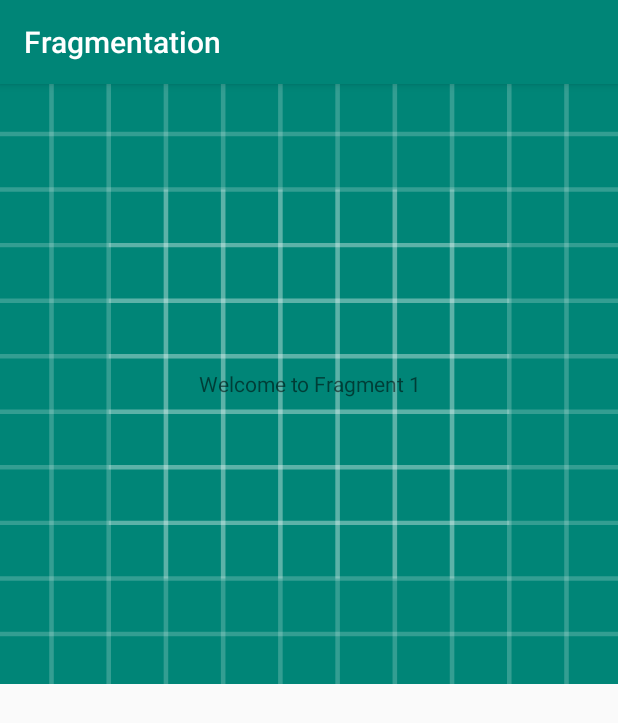
After one commit to UtkrishtaBhattarai/Fragmentation, an Android app: the fragment firstFragment shown on its own in the app's theme, on a phone screen of 412 x 824 dp. The commit adds this screen. Shown: the top 723 px of the screen. Run offline under Robolectric (Android 15) with nearby library versions, the phone set to English and light mode, and no system bars.

Commit message:
Making two fragments

```diff
--- a/app/build.gradle
+++ b/app/build.gradle
@@ -23,6 +23,7 @@ dependencies {
     implementation fileTree(dir: 'libs', include: ['*.jar'])
     implementation 'androidx.appcompat:appcompat:1.0.2'
     implementation 'androidx.constraintlayout:constraintlayout:1.1.3'
+    implementation 'androidx.legacy:legacy-support-v4:1.0.0'
     testImplementation 'junit:junit:4.12'
     androidTestImplementation 'androidx.test.ext:junit:1.1.0'
     androidTestImplementation 'androidx.test.espresso:espresso-core:3.1.1'
--- a/app/src/main/AndroidManifest.xml
+++ b/app/src/main/AndroidManifest.xml
@@ -1,6 +1,6 @@
 <?xml version="1.0" encoding="utf-8"?>
 <manifest xmlns:android="http://schemas.android.com/apk/res/android"
-    package="com.example.fragmentation" >
+    package="com.example.fragmentation">
 
     <application
         android:allowBackup="true"
@@ -8,8 +8,8 @@
         android:label="@string/app_name"
         android:roundIcon="@mipmap/ic_launcher_round"
         android:supportsRtl="true"
-        android:theme="@style/AppTheme" >
-        <activity android:name=".MainActivity" >
+        android:theme="@style/AppTheme">
+        <activity android:name=".MainActivity">
             <intent-filter>
                 <action android:name="android.intent.action.MAIN" />
 
--- /dev/null
+++ b/app/src/main/java/com/example/fragmentation/fragments/firstFragment.java
@@ -0,0 +1,32 @@
+package com.example.fragmentation.fragments;
+
+
+import android.os.Bundle;
+
+import androidx.fragment.app.Fragment;
+
+import android.view.LayoutInflater;
+import android.view.View;
+import android.view.ViewGroup;
+
+import com.example.fragmentation.R;
+
+/**
+ * A simple {@link Fragment} subclass.
+ */
+public class firstFragment extends Fragment {
+
+
+    public firstFragment() {
+        // Required empty public constructor
+    }
+
+
+    @Override
+    public View onCreateView(LayoutInflater inflater, ViewGroup container,
+                             Bundle savedInstanceState) {
+        // Inflate the layout for this fragment
+        return inflater.inflate(R.layout.fragment_first, container, false);
+    }
+
+}
--- a/app/src/main/res/drawable/ic_launcher_background.xml
+++ b/app/src/main/res/drawable/ic_launcher_background.xml
@@ -1,74 +1,170 @@
 <?xml version="1.0" encoding="utf-8"?>
-<vector
+<vector xmlns:android="http://schemas.android.com/apk/res/android"
+    android:width="108dp"
     android:height="108dp"
-    android:width="108dp"
-    android:viewportHeight="108"
     android:viewportWidth="108"
-    xmlns:android="http://schemas.android.com/apk/res/android">
-    <path android:fillColor="#008577"
-          android:pathData="M0,0h108v108h-108z"/>
-    <path android:fillColor="#00000000" android:pathData="M9,0L9,108"
-          android:strokeColor="#33FFFFFF" android:strokeWidth="0.8"/>
-    <path android:fillColor="#00000000" android:pathData="M19,0L19,108"
-          android:strokeColor="#33FFFFFF" android:strokeWidth="0.8"/>
-    <path android:fillColor="#00000000" android:pathData="M29,0L29,108"
-          android:strokeColor="#33FFFFFF" android:strokeWidth="0.8"/>
-    <path android:fillColor="#00000000" android:pathData="M39,0L39,108"
-          android:strokeColor="#33FFFFFF" android:strokeWidth="0.8"/>
-    <path android:fillColor="#00000000" android:pathData="M49,0L49,108"
-          android:strokeColor="#33FFFFFF" android:strokeWidth="0.8"/>
-    <path android:fillColor="#00000000" android:pathData="M59,0L59,108"
-          android:strokeColor="#33FFFFFF" android:strokeWidth="0.8"/>
-    <path android:fillColor="#00000000" android:pathData="M69,0L69,108"
-          android:strokeColor="#33FFFFFF" android:strokeWidth="0.8"/>
-    <path android:fillColor="#00000000" android:pathData="M79,0L79,108"
-          android:strokeColor="#33FFFFFF" android:strokeWidth="0.8"/>
-    <path android:fillColor="#00000000" android:pathData="M89,0L89,108"
-          android:strokeColor="#33FFFFFF" android:strokeWidth="0.8"/>
-    <path android:fillColor="#00000000" android:pathData="M99,0L99,108"
-          android:strokeColor="#33FFFFFF" android:strokeWidth="0.8"/>
-    <path android:fillColor="#00000000" android:pathData="M0,9L108,9"
-          android:strokeColor="#33FFFFFF" android:strokeWidth="0.8"/>
-    <path android:fillColor="#00000000" android:pathData="M0,19L108,19"
-          android:strokeColor="#33FFFFFF" android:strokeWidth="0.8"/>
-    <path android:fillColor="#00000000" android:pathData="M0,29L108,29"
-          android:strokeColor="#33FFFFFF" android:strokeWidth="0.8"/>
-    <path android:fillColor="#00000000" android:pathData="M0,39L108,39"
-          android:strokeColor="#33FFFFFF" android:strokeWidth="0.8"/>
-    <path android:fillColor="#00000000" android:pathData="M0,49L108,49"
-          android:strokeColor="#33FFFFFF" android:strokeWidth="0.8"/>
-    <path android:fillColor="#00000000" android:pathData="M0,59L108,59"
-          android:strokeColor="#33FFFFFF" android:strokeWidth="0.8"/>
-    <path android:fillColor="#00000000" android:pathData="M0,69L108,69"
-          android:strokeColor="#33FFFFFF" android:strokeWidth="0.8"/>
-    <path android:fillColor="#00000000" android:pathData="M0,79L108,79"
-          android:strokeColor="#33FFFFFF" android:strokeWidth="0.8"/>
-    <path android:fillColor="#00000000" android:pathData="M0,89L108,89"
-          android:strokeColor="#33FFFFFF" android:strokeWidth="0.8"/>
-    <path android:fillColor="#00000000" android:pathData="M0,99L108,99"
-          android:strokeColor="#33FFFFFF" android:strokeWidth="0.8"/>
-    <path android:fillColor="#00000000" android:pathData="M19,29L89,29"
-          android:strokeColor="#33FFFFFF" android:strokeWidth="0.8"/>
-    <path android:fillColor="#00000000" android:pathData="M19,39L89,39"
-          android:strokeColor="#33FFFFFF" android:strokeWidth="0.8"/>
-    <path android:fillColor="#00000000" android:pathData="M19,49L89,49"
-          android:strokeColor="#33FFFFFF" android:strokeWidth="0.8"/>
-    <path android:fillColor="#00000000" android:pathData="M19,59L89,59"
-          android:strokeColor="#33FFFFFF" android:strokeWidth="0.8"/>
-    <path android:fillColor="#00000000" android:pathData="M19,69L89,69"
-          android:strokeColor="#33FFFFFF" android:strokeWidth="0.8"/>
-    <path android:fillColor="#00000000" android:pathData="M19,79L89,79"
-          android:strokeColor="#33FFFFFF" android:strokeWidth="0.8"/>
-    <path android:fillColor="#00000000" android:pathData="M29,19L29,89"
-          android:strokeColor="#33FFFFFF" android:strokeWidth="0.8"/>
-    <path android:fillColor="#00000000" android:pathData="M39,19L39,89"
-          android:strokeColor="#33FFFFFF" android:strokeWidth="0.8"/>
-    <path android:fillColor="#00000000" android:pathData="M49,19L49,89"
-          android:strokeColor="#33FFFFFF" android:strokeWidth="0.8"/>
-    <path android:fillColor="#00000000" android:pathData="M59,19L59,89"
-          android:strokeColor="#33FFFFFF" android:strokeWidth="0.8"/>
-    <path android:fillColor="#00000000" android:pathData="M69,19L69,89"
-          android:strokeColor="#33FFFFFF" android:strokeWidth="0.8"/>
-    <path android:fillColor="#00000000" android:pathData="M79,19L79,89"
-          android:strokeColor="#33FFFFFF" android:strokeWidth="0.8"/>
+    android:viewportHeight="108">
+    <path
+        android:fillColor="#008577"
+        android:pathData="M0,0h108v108h-108z" />
+    <path
+        android:fillColor="#00000000"
+        android:pathData="M9,0L9,108"
+        android:strokeWidth="0.8"
+        android:strokeColor="#33FFFFFF" />
+    <path
+        android:fillColor="#00000000"
+        android:pathData="M19,0L19,108"
+        android:strokeWidth="0.8"
+        android:strokeColor="#33FFFFFF" />
+    <path
+        android:fillColor="#00000000"
+        android:pathData="M29,0L29,108"
+        android:strokeWidth="0.8"
+        android:strokeColor="#33FFFFFF" />
+    <path
+        android:fillColor="#00000000"
+        android:pathData="M39,0L39,108"
+        android:strokeWidth="0.8"
+        android:strokeColor="#33FFFFFF" />
+    <path
+        android:fillColor="#00000000"
+        android:pathData="M49,0L49,108"
+        android:strokeWidth="0.8"
+        android:strokeColor="#33FFFFFF" />
+    <path
+        android:fillColor="#00000000"
+        android:pathData="M59,0L59,108"
+        android:strokeWidth="0.8"
+        android:strokeColor="#33FFFFFF" />
+    <path
+        android:fillColor="#00000000"
+        android:pathData="M69,0L69,108"
+        android:strokeWidth="0.8"
+        android:strokeColor="#33FFFFFF" />
+    <path
+        android:fillColor="#00000000"
+        android:pathData="M79,0L79,108"
+        android:strokeWidth="0.8"
+        android:strokeColor="#33FFFFFF" />
+    <path
+        android:fillColor="#00000000"
+        android:pathData="M89,0L89,108"
+        android:strokeWidth="0.8"
+        android:strokeColor="#33FFFFFF" />
+    <path
+        android:fillColor="#00000000"
+        android:pathData="M99,0L99,108"
+        android:strokeWidth="0.8"
+        android:strokeColor="#33FFFFFF" />
+    <path
+        android:fillColor="#00000000"
+        android:pathData="M0,9L108,9"
+        android:strokeWidth="0.8"
+        android:strokeColor="#33FFFFFF" />
+    <path
+        android:fillColor="#00000000"
+        android:pathData="M0,19L108,19"
+        android:strokeWidth="0.8"
+        android:strokeColor="#33FFFFFF" />
+    <path
+        android:fillColor="#00000000"
+        android:pathData="M0,29L108,29"
+        android:strokeWidth="0.8"
+        android:strokeColor="#33FFFFFF" />
+    <path
+        android:fillColor="#00000000"
+        android:pathData="M0,39L108,39"
+        android:strokeWidth="0.8"
+        android:strokeColor="#33FFFFFF" />
+    <path
+        android:fillColor="#00000000"
+        android:pathData="M0,49L108,49"
+        android:strokeWidth="0.8"
+        android:strokeColor="#33FFFFFF" />
+    <path
+        android:fillColor="#00000000"
+        android:pathData="M0,59L108,59"
+        android:strokeWidth="0.8"
+        android:strokeColor="#33FFFFFF" />
+    <path
+        android:fillColor="#00000000"
+        android:pathData="M0,69L108,69"
+        android:strokeWidth="0.8"
+        android:strokeColor="#33FFFFFF" />
+    <path
+        android:fillColor="#00000000"
+        android:pathData="M0,79L108,79"
+        android:strokeWidth="0.8"
+        android:strokeColor="#33FFFFFF" />
+    <path
+        android:fillColor="#00000000"
+        android:pathData="M0,89L108,89"
+        android:strokeWidth="0.8"
+        android:strokeColor="#33FFFFFF" />
+    <path
+        android:fillColor="#00000000"
+        android:pathData="M0,99L108,99"
+        android:strokeWidth="0.8"
+        android:strokeColor="#33FFFFFF" />
+    <path
+        android:fillColor="#00000000"
+        android:pathData="M19,29L89,29"
+        android:strokeWidth="0.8"
+        android:strokeColor="#33FFFFFF" />
+    <path
+        android:fillColor="#00000000"
+        android:pathData="M19,39L89,39"
+        android:strokeWidth="0.8"
+        android:strokeColor="#33FFFFFF" />
+    <path
+        android:fillColor="#00000000"
+        android:pathData="M19,49L89,49"
+        android:strokeWidth="0.8"
+        android:strokeColor="#33FFFFFF" />
+    <path
+        android:fillColor="#00000000"
+        android:pathData="M19,59L89,59"
+        android:strokeWidth="0.8"
+        android:strokeColor="#33FFFFFF" />
+    <path
+        android:fillColor="#00000000"
+        android:pathData="M19,69L89,69"
+        android:strokeWidth="0.8"
+        android:strokeColor="#33FFFFFF" />
+    <path
+        android:fillColor="#00000000"
+        android:pathData="M19,79L89,79"
+        android:strokeWidth="0.8"
+        android:strokeColor="#33FFFFFF" />
+    <path
+        android:fillColor="#00000000"
+        android:pathData="M29,19L29,89"
+        android:strokeWidth="0.8"
+        android:strokeColor="#33FFFFFF" />
+    <path
+        android:fillColor="#00000000"
+        android:pathData="M39,19L39,89"
+        android:strokeWidth="0.8"
+        android:strokeColor="#33FFFFFF" />
+    <path
+        android:fillColor="#00000000"
+        android:pathData="M49,19L49,89"
+        android:strokeWidth="0.8"
+        android:strokeColor="#33FFFFFF" />
+    <path
+        android:fillColor="#00000000"
+        android:pathData="M59,19L59,89"
+        android:strokeWidth="0.8"
+        android:strokeColor="#33FFFFFF" />
+    <path
+        android:fillColor="#00000000"
+        android:pathData="M69,19L69,89"
+        android:strokeWidth="0.8"
+        android:strokeColor="#33FFFFFF" />
+    <path
+        android:fillColor="#00000000"
+        android:pathData="M79,19L79,89"
+        android:strokeWidth="0.8"
+        android:strokeColor="#33FFFFFF" />
 </vector>
--- /dev/null
+++ b/app/src/main/res/layout/fragment_first.xml
@@ -0,0 +1,17 @@
+<?xml version="1.0" encoding="utf-8"?>
+<LinearLayout xmlns:android="http://schemas.android.com/apk/res/android"
+    xmlns:tools="http://schemas.android.com/tools"
+    android:layout_width="match_parent"
+    android:layout_height="400dp"
+    android:background="@drawable/ic_launcher_background"
+    tools:context=".fragments.firstFragment">
+
+    <!-- TODO: Update blank fragment layout -->
+    <TextView
+        android:layout_width="match_parent"
+        android:layout_height="match_parent"
+        android:text="Welcome to Fragment 1"
+        android:gravity="center"
+        />
+
+</LinearLayout>
--- a/app/src/main/res/mipmap-anydpi-v26/ic_launcher.xml
+++ b/app/src/main/res/mipmap-anydpi-v26/ic_launcher.xml
@@ -1,5 +1,5 @@
 <?xml version="1.0" encoding="utf-8"?>
 <adaptive-icon xmlns:android="http://schemas.android.com/apk/res/android">
-    <background android:drawable="@drawable/ic_launcher_background"/>
-    <foreground android:drawable="@drawable/ic_launcher_foreground"/>
+    <background android:drawable="@drawable/ic_launcher_background" />
+    <foreground android:drawable="@drawable/ic_launcher_foreground" />
 </adaptive-icon>
--- a/app/src/main/res/mipmap-anydpi-v26/ic_launcher_round.xml
+++ b/app/src/main/res/mipmap-anydpi-v26/ic_launcher_round.xml
@@ -1,5 +1,5 @@
 <?xml version="1.0" encoding="utf-8"?>
 <adaptive-icon xmlns:android="http://schemas.android.com/apk/res/android">
-    <background android:drawable="@drawable/ic_launcher_background"/>
-    <foreground android:drawable="@drawable/ic_launcher_foreground"/>
+    <background android:drawable="@drawable/ic_launcher_background" />
+    <foreground android:drawable="@drawable/ic_launcher_foreground" />
 </adaptive-icon>
--- a/app/src/main/res/values/strings.xml
+++ b/app/src/main/res/values/strings.xml
@@ -1,3 +1,6 @@
 <resources>
     <string name="app_name">Fragmentation</string>
+
+    <!-- TODO: Remove or change this placeholder text -->
+    <string name="hello_blank_fragment">Hello blank fragment</string>
 </resources>
--- a/gradle.properties
+++ b/gradle.properties
@@ -1,21 +1,16 @@
 # Project-wide Gradle settings.
-
 # IDE (e.g. Android Studio) users:
 # Gradle settings configured through the IDE *will override*
 # any settings specified in this file.
-
 # For more details on how to configure your build environment visit
 # http://www.gradle.org/docs/current/userguide/build_environment.html
-
 # Specifies the JVM arguments used for the daemon process.
 # The setting is particularly useful for tweaking memory settings.
 org.gradle.jvmargs=-Xmx1536m
-
 # When configured, Gradle will run in incubating parallel mode.
 # This option should only be used with decoupled projects. More details, visit
 # http://www.gradle.org/docs/current/userguide/multi_project_builds.html#sec:decoupled_projects
 # org.gradle.parallel=true
-
 # AndroidX package structure to make it clearer which packages are bundled with the
 # Android operating system, and which are packaged with your app's APK
 # https://developer.android.com/topic/libraries/support-library/androidx-rn
```
Also changed, not shown: app/src/main/java/com/example/fragmentation/MainActivity.java (+22 -1 lines), app/src/main/java/com/example/fragmentation/fragments/secondFragment.java (added, +32 -0 lines), app/src/main/res/drawable-v24/ic_launcher_foreground.xml (+6 -6 lines), app/src/main/res/layout/activity_main.xml (+16 -11 lines), app/src/main/res/layout/fragment_second.xml (added, +17 -0 lines), 1 other file.
